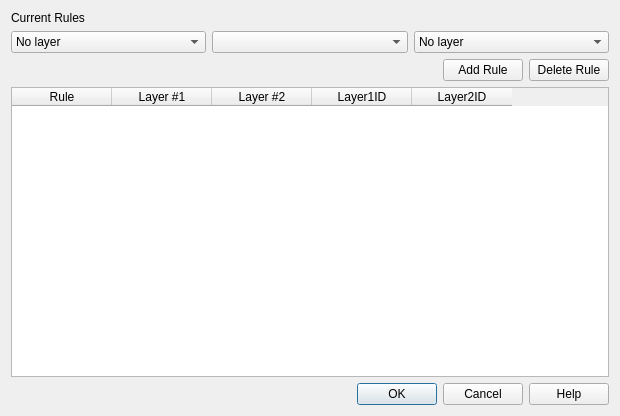
Before: the Qt Designer form src/plugins/topology/rulesDialog.ui in nextgis/nextgisqgis, drawn with Qt 5.
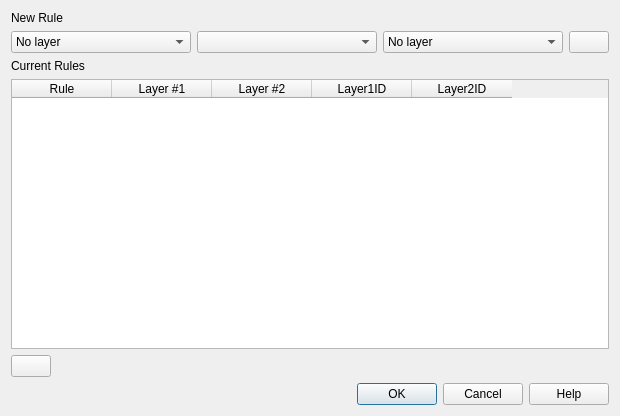
After: the same form once the commit is applied.

Patch:
```diff
--- a/src/plugins/topology/rulesDialog.ui
+++ b/src/plugins/topology/rulesDialog.ui
@@ -13,18 +13,24 @@
   <property name="windowTitle">
    <string>Topology Rule Settings</string>
   </property>
-  <layout class="QGridLayout" name="gridLayout">
-   <item row="0" column="0">
+  <layout class="QVBoxLayout" name="verticalLayout">
+   <item>
     <widget class="QLabel" name="label">
      <property name="text">
-      <string>Current Rules</string>
+      <string>New Rule</string>
      </property>
     </widget>
    </item>
-   <item row="1" column="0" colspan="2">
+   <item>
     <layout class="QHBoxLayout" name="horizontalLayout">
      <item>
       <widget class="QComboBox" name="mLayer1Box">
+       <property name="sizePolicy">
+        <sizepolicy hsizetype="Expanding" vsizetype="Preferred">
+         <horstretch>1</horstretch>
+         <verstretch>0</verstretch>
+        </sizepolicy>
+       </property>
        <property name="sizeAdjustPolicy">
         <enum>QComboBox::AdjustToContents</enum>
        </property>
@@ -37,6 +43,12 @@
      </item>
      <item>
       <widget class="QComboBox" name="mRuleBox">
+       <property name="sizePolicy">
+        <sizepolicy hsizetype="Expanding" vsizetype="Preferred">
+         <horstretch>1</horstretch>
+         <verstretch>0</verstretch>
+        </sizepolicy>
+       </property>
        <property name="sizeAdjustPolicy">
         <enum>QComboBox::AdjustToContents</enum>
        </property>
@@ -44,6 +56,12 @@
      </item>
      <item>
       <widget class="QComboBox" name="mLayer2Box">
+       <property name="sizePolicy">
+        <sizepolicy hsizetype="Expanding" vsizetype="Preferred">
+         <horstretch>1</horstretch>
+         <verstretch>0</verstretch>
+        </sizepolicy>
+       </property>
        <property name="sizeAdjustPolicy">
         <enum>QComboBox::AdjustToContents</enum>
        </property>
@@ -54,10 +72,66 @@
        </item>
       </widget>
      </item>
+     <item>
+      <widget class="QPushButton" name="mAddTestButton">
+       <property name="sizePolicy">
+        <sizepolicy hsizetype="Minimum" vsizetype="Preferred">
+         <horstretch>0</horstretch>
+         <verstretch>0</verstretch>
+        </sizepolicy>
+       </property>
+       <property name="text">
+        <string></string>
+       </property>
+      </widget>
+     </item>
     </layout>
    </item>
-   <item row="2" column="0" colspan="2">
+   <item>
+    <widget class="QLabel" name="label1">
+     <property name="text">
+      <string>Current Rules</string>
+     </property>
+    </widget>
+   </item>
+   <item>
+    <widget class="QTableWidget" name="mRulesTable">
+     <column>
+      <property name="text">
+       <string>Rule</string>
+      </property>
+     </column>
+     <column>
+      <property name="text">
+       <string>Layer #1</string>
+      </property>
+     </column>
+     <column>
+      <property name="text">
+       <string>Layer #2</string>
+      </property>
+     </column>
+     <column>
+      <property name="text">
+       <string>Layer1ID</string>
+      </property>
+     </column>
+     <column>
+      <property name="text">
+       <string>Layer2ID</string>
+      </property>
+     </column>
+    </widget>
+   </item>
+   <item>
     <layout class="QHBoxLayout" name="horizontalLayout_5">
+     <item>
+      <widget class="QPushButton" name="mDeleteTestButton">
+       <property name="toolTip">
+        <string>Delete selected rules</string>
+       </property>
+      </widget>
+     </item>
      <item>
       <spacer name="horizontalSpacer_2">
        <property name="orientation">
@@ -71,52 +145,9 @@
        </property>
       </spacer>
      </item>
-     <item>
-      <widget class="QPushButton" name="mAddTestButton">
-       <property name="text">
-        <string>Add Rule</string>
-       </property>
-      </widget>
-     </item>
-     <item>
-      <widget class="QPushButton" name="mDeleteTestButton">
-       <property name="text">
-        <string>Delete Rule</string>
-       </property>
-      </widget>
-     </item>
     </layout>
    </item>
-   <item row="3" column="0" colspan="2">
-    <widget class="QTableWidget" name="mRulesTable">
-     <column>
-      <property name="text">
-       <string>Rule</string>
-      </property>
-     </column>
-     <column>
-      <property name="text">
-       <string>Layer #1</string>
-      </property>
-     </column>
-     <column>
-      <property name="text">
-       <string>Layer #2</string>
-      </property>
-     </column>
-     <column>
-      <property name="text">
-       <string>Layer1ID</string>
-      </property>
-     </column>
-     <column>
-      <property name="text">
-       <string>Layer2ID</string>
-      </property>
-     </column>
-    </widget>
-   </item>
-   <item row="4" column="0" colspan="2">
+   <item>
     <widget class="QDialogButtonBox" name="buttonBox">
      <property name="orientation">
       <enum>Qt::Horizontal</enum>
```
